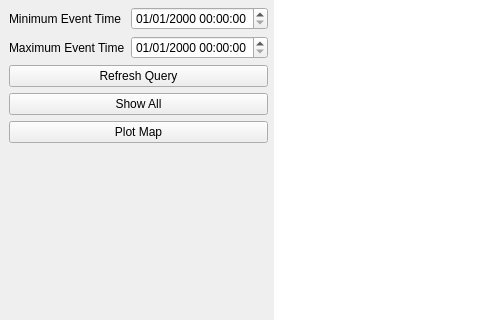
Above: isp/resources/designer_uis/EventLocationFrame.ui from ProjectISP/ISP before the change; both pictures show x 0 to 480 and y 253 to 573 of the 1280 by 899 pixel window. Below: the same form after it.
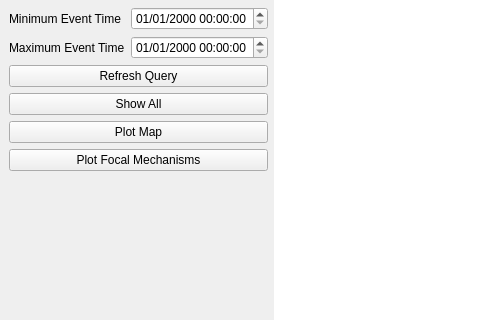
That is the form after the change. Custom widgets are drawn as their Qt base class.

Commit message: plot foc_mec

```diff
--- a/isp/resources/designer_uis/EventLocationFrame.ui
+++ b/isp/resources/designer_uis/EventLocationFrame.ui
@@ -301,6 +301,13 @@
         </property>
        </widget>
       </item>
+      <item row="13" column="0" colspan="2">
+       <widget class="QPushButton" name="plot_focal_mecbtn">
+        <property name="text">
+         <string>Plot Focal Mechanisms</string>
+        </property>
+       </widget>
+      </item>
      </layout>
     </item>
     <item>
```
The commit also changes 5 other files.
